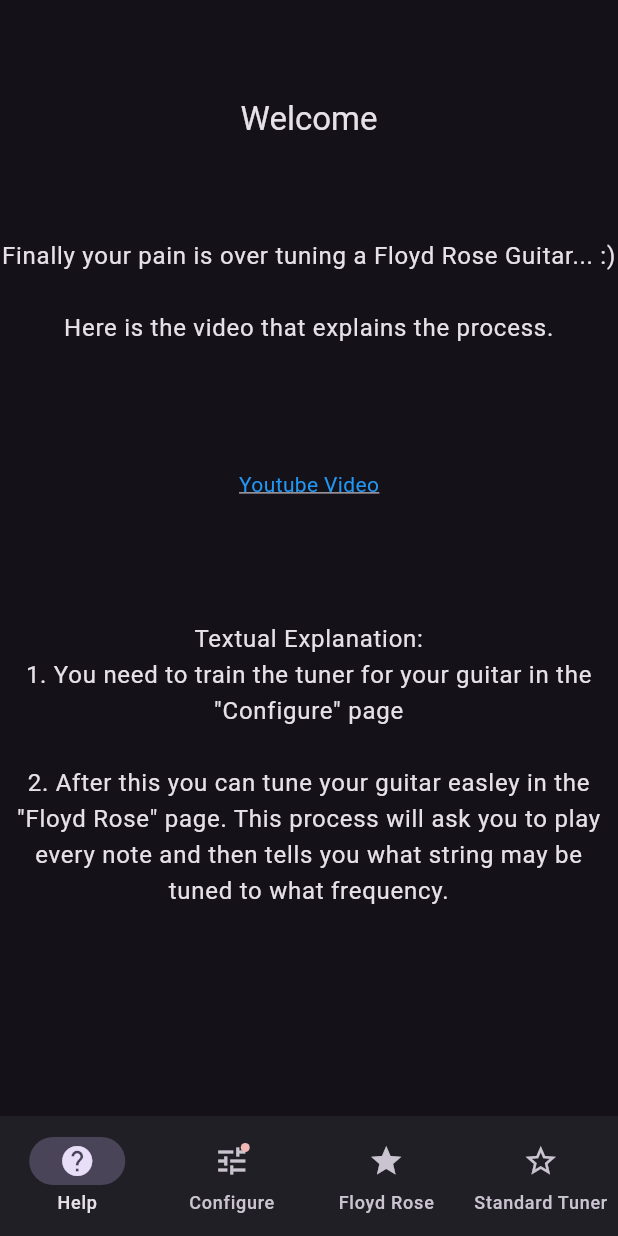
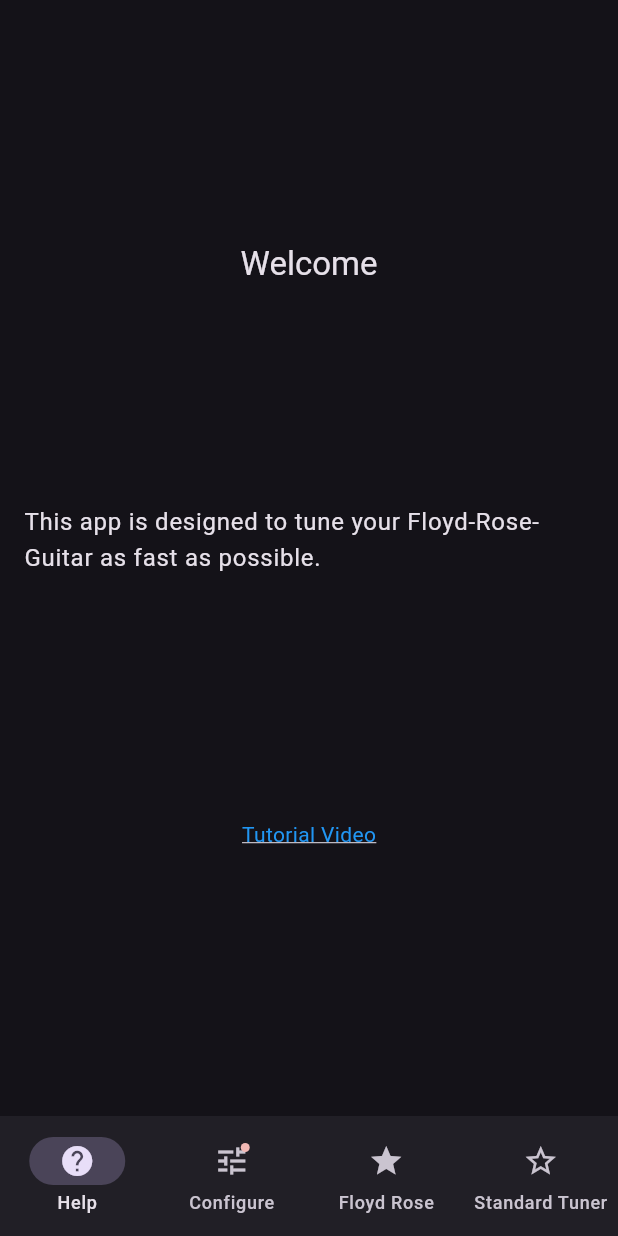
Before and after one commit to Raphael2b3/floyd_rose_tuner, a Flutter app: the screen it shows after launch, on a phone screen of 412 x 824 dp. Run offline on Flutter 3.47's test engine with Material 3 defaults, Android fonts, the phone set to English and light mode, and no system bars; our stand-ins replace flutter_riverpod, riverpod_annotation, shared_preferences; missing offline and left inert: pitch_detector_dart, record.

Commit message:
add Floyd Rose Tuner app structure and URL launcher integration
implemented tests for frequency_to_note.dart convertion

```diff
--- /dev/null
+++ b/lib/floyd_rose_tuner.dart
@@ -0,0 +1,24 @@
+import 'package:floyd_rose_tuner/pages/layout.dart';
+import 'package:flutter/material.dart';
+
+class FloydRoseTuner extends StatelessWidget {
+  const FloydRoseTuner({super.key});
+
+  // This widget is the root of your application.
+  @override
+  Widget build(BuildContext context) {
+    return MaterialApp(
+      title: 'Floyd Rose Tuner',
+      theme: ThemeData(
+        brightness: Brightness.light,
+        useMaterial3: true,
+      ),
+      darkTheme: ThemeData(
+        brightness: Brightness.dark,
+        useMaterial3: true,
+      ),
+      themeMode: ThemeMode.dark,
+      home: const Layout(),
+    );
+  }
+}
--- a/lib/main.dart
+++ b/lib/main.dart
@@ -1,86 +1,11 @@
-import 'package:floyd_rose_tuner/pages/configure_page.dart';
-import 'package:floyd_rose_tuner/pages/help_page.dart';
-import 'package:flutter/material.dart';
+import 'package:flutter/widgets.dart';
 import 'package:flutter_riverpod/flutter_riverpod.dart';
+import 'floyd_rose_tuner.dart';
 
 void main() {
   runApp(
     const ProviderScope(
-      child: MyApp(),
+      child: FloydRoseTuner(),
     ),
   );
 }
-
-class MyApp extends StatelessWidget {
-  const MyApp({super.key});
-
-  // This widget is the root of your application.
-  @override
-  Widget build(BuildContext context) {
-    return MaterialApp(
-      title: 'Floyd Rose Tuner',
-      theme: ThemeData(
-        brightness: Brightness.light,
-        useMaterial3: true,
-      ),
-      darkTheme: ThemeData(
-        brightness: Brightness.dark,
-        useMaterial3: true,
-      ),
-      themeMode: ThemeMode.dark,
-      home: const MyHomePage(),
-    );
-  }
-}
-
-class MyHomePage extends StatefulWidget {
-  const MyHomePage({super.key});
-
-  @override
-  State<MyHomePage> createState() => _MyHomePageState();
-}
-
-class _MyHomePageState extends State<MyHomePage> {
-  int currentPageIndex = 0;
-  static const TextStyle optionStyle =
-      TextStyle(fontSize: 30, fontWeight: FontWeight.bold);
-
-  @override
-  Widget build(BuildContext context) {
-    return Scaffold(
-      bottomNavigationBar: NavigationBar(
-        onDestinationSelected: (int index) {
-          setState(() {
-            currentPageIndex = index;
-          });
-        },
-        selectedIndex: currentPageIndex,
-        destinations: const <Widget>[
-          NavigationDestination(
-            selectedIcon: Icon(Icons.help),
-            icon: Icon(Icons.home_outlined),
-            label: 'Help',
-          ),
-          NavigationDestination(
-            icon: Badge(child: Icon(Icons.tune)),
-            label: 'Configure',
-          ),
-          NavigationDestination(
-            icon: Icon(Icons.star),
-            label: 'Floyd Rose',
-          ),
-          NavigationDestination(
-            icon: Icon(Icons.star_border),
-            label: 'Standard Tuner',
-          ),
-        ],
-      ),
-      body: [
-        const HelpPage(),
-        const ConfigurePage(),
-        const HelpPage(),
-        const HelpPage(),
-      ][currentPageIndex],
-    );
-  }
-}
--- a/lib/pages/help_page.dart
+++ b/lib/pages/help_page.dart
@@ -1,6 +1,8 @@
 
 import 'package:flutter/material.dart';
+import 'package:url_launcher/url_launcher.dart';
 //import 'package:url_launcher/url_launcher_string.dart';
+
 
 class HelpPage extends StatelessWidget {
   const HelpPage({super.key});
@@ -10,6 +12,9 @@
     var textTheme = Theme.of(context).textTheme;
 
     return SizedBox.expand(
+
+      child: Padding(
+        padding: const EdgeInsets.all(16.0),
         child: Center(
           child: Column(
             mainAxisAlignment: MainAxisAlignment.spaceEvenly,
@@ -18,33 +23,34 @@
               Text(
                 "Welcome",
                 style: textTheme.titleLarge,
-              textAlign: TextAlign.center,
+                //textAlign: TextAlign.center,
               ),
-            Text("""Finally your pain is over tuning a Floyd Rose Guitar... :)
-
-Here is the video that explains the process.""",
-                textAlign: TextAlign.center, style: textTheme.bodyLarge),
+              Text("""This app is designed to tune your Floyd-Rose-Guitar as fast as possible.""",
+                  //textAlign: TextAlign.center,
+                  style: textTheme.bodyLarge),
               InkWell(
                 child: const Padding(
                   padding: EdgeInsets.all(16.0),
                   child: Text(
-                  'Youtube Video',
+                    'Tutorial Video',
                     style: TextStyle(
                       color: Colors.blue,
                       decoration: TextDecoration.underline,
                     ),
                   ),
                 ),
-              onTap: () {}, //launchUrlString('https://www.example.com'),
+                onTap: () async {
+                  var result = await launchUrl(Uri.parse("https://www.youtube.com/watch?v=xvFZjo5PgG0"));
+                    if (!result) {
+                      throw 'Could not launch ';
+                    }
+                    else{
+                      print("Launched");
+                    }
+                  }, //,
               ),
-            Text("""Textual Explanation:
-1. You need to train the tuner for your guitar in the "Configure" page
-
-2. After this you can tune your guitar easley in the "Floyd Rose" page. This process will ask you to play every note and then tells you what string may be tuned to what frequency.
-
-
-                  """, textAlign: TextAlign.center, style: textTheme.bodyLarge),
             ],
+          ),
         ),
       ),
     );
--- /dev/null
+++ b/lib/pages/layout.dart
@@ -0,0 +1,57 @@
+
+import 'package:flutter/material.dart';
+
+import 'configure_page.dart';
+import 'help_page.dart';
+
+class Layout extends StatefulWidget {
+  const Layout({super.key});
+
+  @override
+  State<Layout> createState() => _LayoutState();
+}
+
+class _LayoutState extends State<Layout> {
+  int currentPageIndex = 0;
+  static const TextStyle optionStyle =
+  TextStyle(fontSize: 30, fontWeight: FontWeight.bold);
+
+  @override
+  Widget build(BuildContext context) {
+    return Scaffold(
+      bottomNavigationBar: NavigationBar(
+        onDestinationSelected: (int index) {
+          setState(() {
+            currentPageIndex = index;
+          });
+        },
+        selectedIndex: currentPageIndex,
+        destinations: const <Widget>[
+          NavigationDestination(
+            selectedIcon: Icon(Icons.help),
+            icon: Icon(Icons.home_outlined),
+            label: 'Help',
+          ),
+          NavigationDestination(
+            icon: Badge(child: Icon(Icons.tune)),
+            label: 'Configure',
+          ),
+          NavigationDestination(
+            icon: Icon(Icons.star),
+            label: 'Floyd Rose',
+          ),
+          NavigationDestination(
+            icon: Icon(Icons.star_border),
+            label: 'Standard Tuner',
+          ),
+        ],
+      ),
+      body: const [
+        HelpPage(),
+        ConfigurePage(),
+        HelpPage(),
+        HelpPage(),
+      ][currentPageIndex],
+    );
+  }
+}
--- a/pubspec.yaml
+++ b/pubspec.yaml
@@ -41,6 +41,7 @@
   record: ^6.1.1
   ml_linalg: ^13.12.6
   pitch_detector_dart: ^0.0.7
+  url_launcher: ^6.3.2
 
 dev_dependencies:
   flutter_test:
```
Also changed, not shown: lib/logic/frequency_to_note.dart (+21 -39 lines), pubspec.lock, 7 other files. Lines whose indentation alone changed are shown as unchanged.
